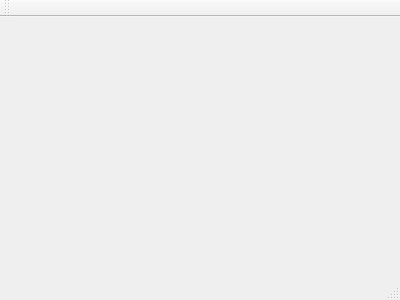
Before: the Qt Designer form login_interface.ui in JDevs10/Auto-Savior, drawn with Qt 5.
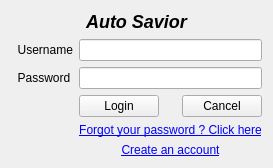
After: the same form once the commit is applied.

```diff
--- a/login_interface.ui
+++ b/login_interface.ui
@@ -1,24 +1,160 @@
 <ui version="4.0">
  <class>login_interface</class>
- <widget class="QMainWindow" name="login_interface" >
-  <property name="geometry" >
+ <widget class="QMainWindow" name="login_interface">
+  <property name="geometry">
    <rect>
     <x>0</x>
     <y>0</y>
-    <width>400</width>
-    <height>300</height>
+    <width>250</width>
+    <height>168</height>
    </rect>
   </property>
   <property name="windowTitle" >
    <string>login_interface</string>
   </property>
-  <widget class="QMenuBar" name="menuBar" />
-  <widget class="QToolBar" name="mainToolBar" />
-  <widget class="QWidget" name="centralWidget" />
-  <widget class="QStatusBar" name="statusBar" />
+  <widget class="QWidget" name="centralWidget">
+   <property name="autoFillBackground">
+    <bool>true</bool>
+   </property>
+   <layout class="QVBoxLayout" name="verticalLayout_3">
+    <item>
+     <layout class="QVBoxLayout" name="verticalLayout_2">
+      <item>
+       <layout class="QVBoxLayout" name="verticalLayout">
+        <item>
+         <widget class="QLabel" name="label_pic">
+          <property name="whatsThis">
+           <string>&lt;html&gt;&lt;head/&gt;&lt;body&gt;&lt;p align=&quot;center&quot;&gt;&lt;span style=&quot; font-size:x-large; font-weight:600; font-style:italic; color:#ffffff;&quot;&gt;Auto Savior&lt;/span&gt;&lt;/p&gt;&lt;/body&gt;&lt;/html&gt;</string>
+          </property>
+          <property name="styleSheet">
+           <string notr="true">color :#00ffaa ;
+
+</string>
+          </property>
+          <property name="text">
+           <string>&lt;html&gt;&lt;head/&gt;&lt;body&gt;&lt;p align=&quot;center&quot;&gt;&lt;span style=&quot; font-size:x-large; font-weight:600; font-style:italic; color:#000000;&quot;&gt;Auto Savior&lt;/span&gt;&lt;/p&gt;&lt;/body&gt;&lt;/html&gt;</string>
+          </property>
+         </widget>
+        </item>
+        <item>
+         <layout class="QHBoxLayout" name="horizontalLayout_6">
+          <item>
+           <layout class="QGridLayout" name="gridLayout_2">
+            <item row="0" column="1">
+             <widget class="QLineEdit" name="User_line">
+              <property name="styleSheet">
+               <string notr="true">color: black;</string>
+              </property>
+             </widget>
+            </item>
+            <item row="4" column="1">
+             <widget class="QLabel" name="creat_account_label">
+              <property name="sizePolicy">
+               <sizepolicy hsizetype="Preferred" vsizetype="Fixed">
+                <horstretch>0</horstretch>
+                <verstretch>0</verstretch>
+               </sizepolicy>
+              </property>
+              <property name="whatsThis">
+               <string>&lt;html&gt;&lt;head/&gt;&lt;body&gt;&lt;p&gt;&lt;a href=&quot;http://localhost/&quot;&gt;&lt;span style=&quot; text-decoration: underline; color:#0000ff;&quot;&gt;Create an account&lt;/span&gt;&lt;/a&gt;&lt;/p&gt;&lt;/body&gt;&lt;/html&gt;</string>
+              </property>
+              <property name="text">
+               <string>&lt;html&gt;&lt;head/&gt;&lt;body&gt;&lt;p&gt;&lt;center&gt;&lt;a href=&quot;http://localhost/&quot;&gt;&lt;span style=&quot; text-decoration: underline; color:#0000ff;&quot;&gt;Create an account&lt;/span&gt;&lt;/a&gt;&lt;/center&gt;&lt;/p&gt;&lt;/body&gt;&lt;/html&gt;</string>
+              </property>
+              <property name="textInteractionFlags">
+               <set>Qt::LinksAccessibleByKeyboard|Qt::LinksAccessibleByMouse</set>
+              </property>
+             </widget>
+            </item>
+            <item row="1" column="0">
+             <widget class="QLabel" name="pwd">
+              <property name="text">
+               <string>  Password</string>
+              </property>
+              <property name="openExternalLinks">
+               <bool>false</bool>
+              </property>
+             </widget>
+            </item>
+            <item row="0" column="0">
+             <widget class="QLabel" name="UserName">
+              <property name="text">
+               <string>  Username</string>
+              </property>
+             </widget>
+            </item>
+            <item row="1" column="1">
+             <widget class="QLineEdit" name="Pwd_line">
+              <property name="sizePolicy">
+               <sizepolicy hsizetype="Preferred" vsizetype="Fixed">
+                <horstretch>0</horstretch>
+                <verstretch>0</verstretch>
+               </sizepolicy>
+              </property>
+              <property name="styleSheet">
+               <string notr="true">color: black;</string>
+              </property>
+              <property name="echoMode">
+               <enum>QLineEdit::Password</enum>
+              </property>
+             </widget>
+            </item>
+            <item row="3" column="1">
+             <widget class="QLabel" name="Forgot_password_label">
+              <property name="text">
+               <string>&lt;html&gt;&lt;head/&gt;&lt;body&gt;&lt;p align=&quot;center&quot;&gt;&lt;a href=&quot;http://localhost/&quot;&gt;&lt;span style=&quot; text-decoration: underline; color:#0000ff;&quot;&gt;Forgot your password ? Click here&lt;/span&gt;&lt;/a&gt;&lt;/p&gt;&lt;/body&gt;&lt;/html&gt;</string>
+              </property>
+             </widget>
+            </item>
+            <item row="2" column="1">
+             <layout class="QHBoxLayout" name="horizontalLayout_2">
+              <property name="sizeConstraint">
+               <enum>QLayout::SetDefaultConstraint</enum>
+              </property>
+              <item>
+               <widget class="QPushButton" name="Login">
+                <property name="text">
+                 <string>Login</string>
+                </property>
+               </widget>
+              </item>
+              <item>
+               <spacer name="horizontalSpacer">
+                <property name="orientation">
+                 <enum>Qt::Horizontal</enum>
+                </property>
+                <property name="sizeType">
+                 <enum>QSizePolicy::Preferred</enum>
+                </property>
+                <property name="sizeHint" stdset="0">
+                 <size>
+                  <width>40</width>
+                  <height>20</height>
+                 </size>
+                </property>
+               </spacer>
+              </item>
+              <item>
+               <widget class="QPushButton" name="Cancel">
+                <property name="text">
+                 <string>Cancel</string>
+                </property>
+               </widget>
+              </item>
+             </layout>
+            </item>
+           </layout>
+          </item>
+         </layout>
+        </item>
+       </layout>
+      </item>
+     </layout>
+    </item>
+   </layout>
+  </widget>
  </widget>
- <layoutDefault spacing="6" margin="11" />
- <pixmapfunction></pixmapfunction>
+ <layoutdefault spacing="6" margin="11"/>
  <resources/>
  <connections/>
 </ui>
```
Left out of the diff: 3 changed lines with no effect on the pictures.
